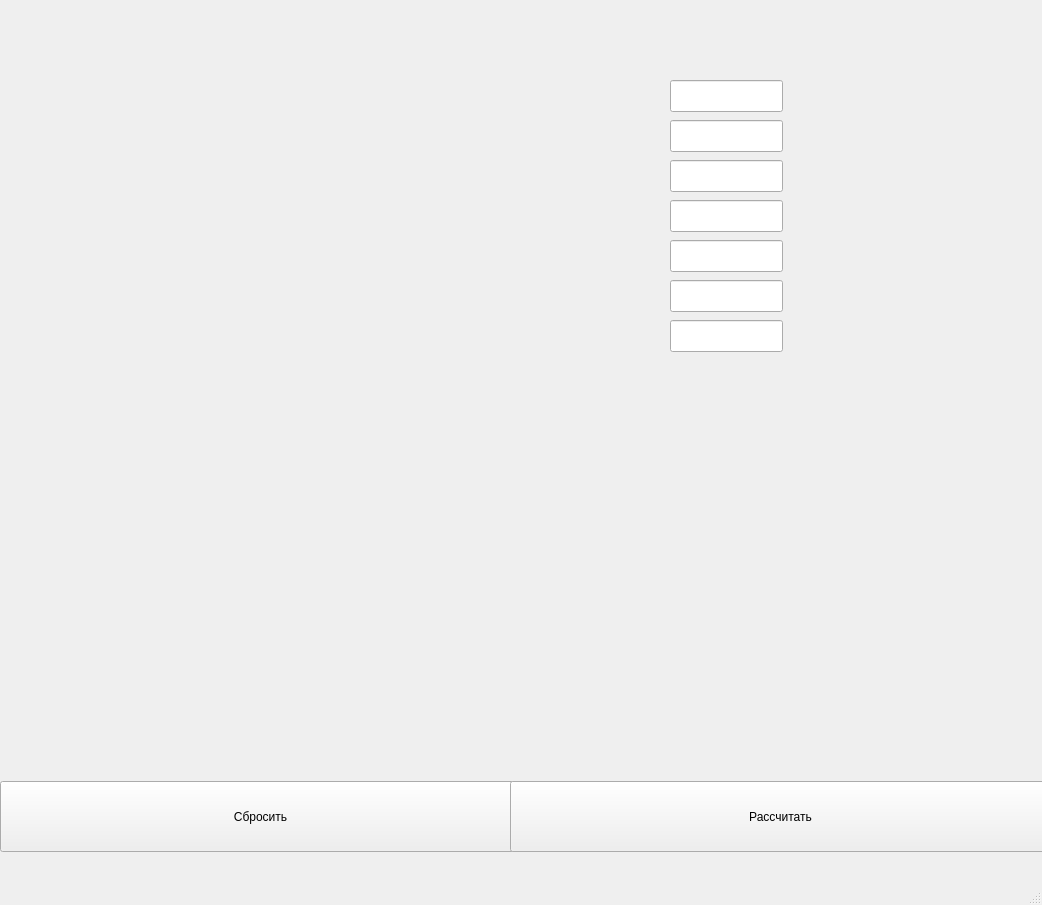
Above: qt/one.ui from prazd/INTEGU before the change. Below: the same form after it.
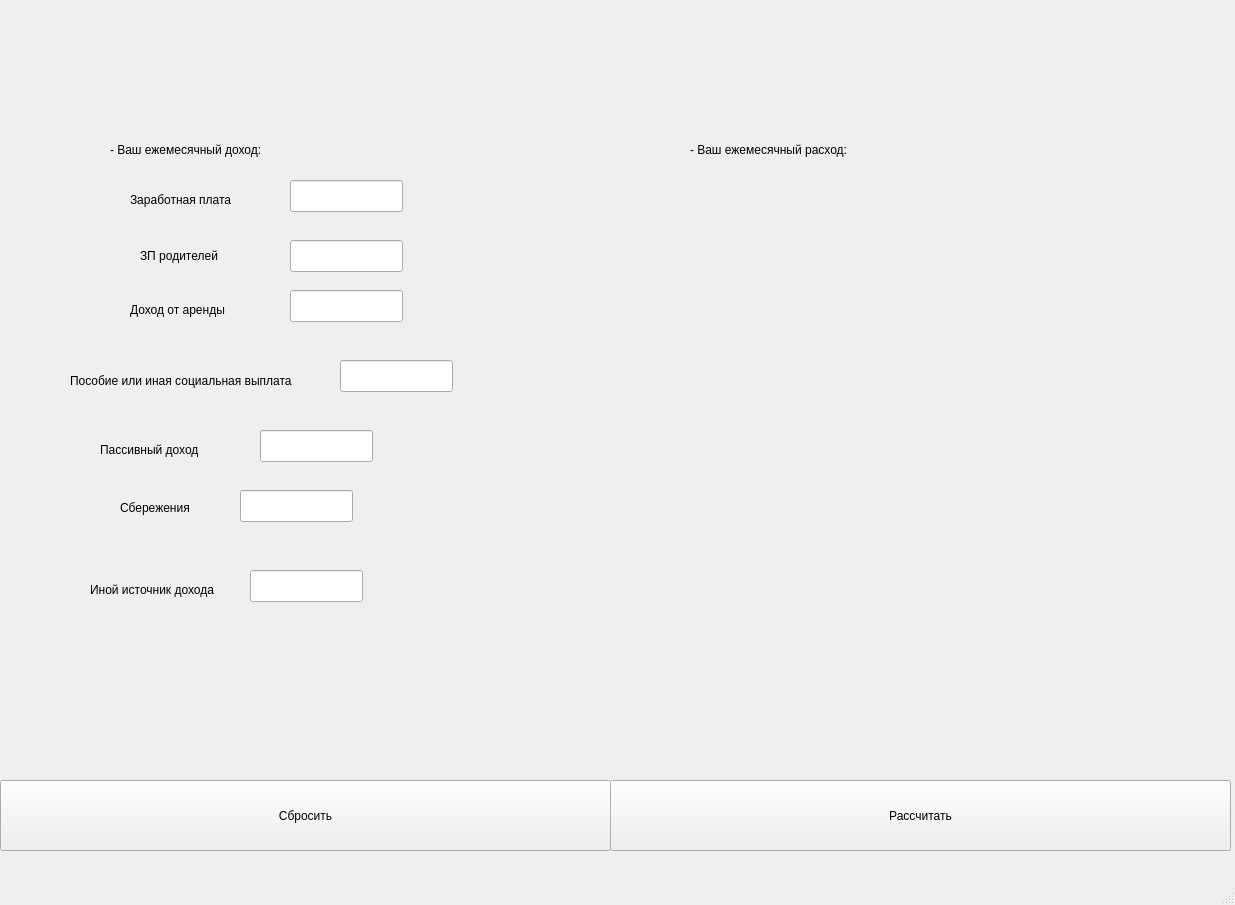
That is the form after the change.

Commit message: qt/income

What changed in the file:
```diff
--- a/qt/one.ui
+++ b/qt/one.ui
@@ -6,7 +6,7 @@
    <rect>
     <x>0</x>
     <y>0</y>
-    <width>1042</width>
+    <width>1235</width>
     <height>905</height>
    </rect>
   </property>
@@ -18,8 +18,8 @@
     <property name="geometry">
      <rect>
       <x>0</x>
-      <y>781</y>
-      <width>521</width>
+      <y>780</y>
+      <width>611</width>
       <height>71</height>
      </rect>
     </property>
@@ -30,9 +30,9 @@
    <widget class="QPushButton" name="pushButton_2">
     <property name="geometry">
      <rect>
-      <x>510</x>
-      <y>781</y>
-      <width>541</width>
+      <x>610</x>
+      <y>780</y>
+      <width>621</width>
       <height>71</height>
      </rect>
     </property>
@@ -40,24 +40,11 @@
      <string>Рассчитать</string>
     </property>
    </widget>
-   <widget class="QLineEdit" name="inpMonthIncome">
-    <property name="geometry">
-     <rect>
-      <x>670</x>
-      <y>80</y>
-      <width>113</width>
-      <height>32</height>
-     </rect>
-    </property>
-    <property name="text">
-     <string/>
-    </property>
-   </widget>
    <widget class="QLineEdit" name="inpWage">
     <property name="geometry">
      <rect>
-      <x>670</x>
-      <y>120</y>
+      <x>290</x>
+      <y>180</y>
       <width>113</width>
       <height>32</height>
      </rect>
@@ -66,11 +53,128 @@
      <string/>
     </property>
    </widget>
+   <widget class="QLabel" name="label">
+    <property name="geometry">
+     <rect>
+      <x>110</x>
+      <y>140</y>
+      <width>331</width>
+      <height>20</height>
+     </rect>
+    </property>
+    <property name="text">
+     <string>- Ваш ежемесячный доход:</string>
+    </property>
+   </widget>
+   <widget class="QLabel" name="label_2">
+    <property name="geometry">
+     <rect>
+      <x>130</x>
+      <y>190</y>
+      <width>121</width>
+      <height>20</height>
+     </rect>
+    </property>
+    <property name="text">
+     <string>Заработная плата</string>
+    </property>
+   </widget>
+   <widget class="QLabel" name="label_3">
+    <property name="geometry">
+     <rect>
+      <x>140</x>
+      <y>240</y>
+      <width>101</width>
+      <height>31</height>
+     </rect>
+    </property>
+    <property name="text">
+     <string>ЗП родителей</string>
+    </property>
+   </widget>
+   <widget class="QLabel" name="label_4">
+    <property name="geometry">
+     <rect>
+      <x>130</x>
+      <y>300</y>
+      <width>121</width>
+      <height>20</height>
+     </rect>
+    </property>
+    <property name="text">
+     <string>Доход от аренды</string>
+    </property>
+   </widget>
+   <widget class="QLabel" name="label_5">
+    <property name="geometry">
+     <rect>
+      <x>70</x>
+      <y>350</y>
+      <width>281</width>
+      <height>61</height>
+     </rect>
+    </property>
+    <property name="text">
+     <string>Пособие или иная социальная выплата</string>
+    </property>
+   </widget>
+   <widget class="QLabel" name="label_6">
+    <property name="geometry">
+     <rect>
+      <x>100</x>
+      <y>440</y>
+      <width>121</width>
+      <height>20</height>
+     </rect>
+    </property>
+    <property name="text">
+     <string>Пассивный доход</string>
+    </property>
+   </widget>
+   <widget class="QLabel" name="label_7">
+    <property name="geometry">
+     <rect>
+      <x>120</x>
+      <y>500</y>
+      <width>91</width>
+      <height>16</height>
+     </rect>
+    </property>
+    <property name="text">
+     <string>Сбережения</string>
+    </property>
+   </widget>
+   <widget class="QLabel" name="label_8">
+    <property name="geometry">
+     <rect>
+      <x>90</x>
+      <y>580</y>
+      <width>161</width>
+      <height>20</height>
+     </rect>
+    </property>
+    <property name="text">
+     <string>Иной источник дохода</string>
+    </property>
+   </widget>
+   <widget class="QLabel" name="label_9">
+    <property name="geometry">
+     <rect>
+      <x>690</x>
+      <y>140</y>
+      <width>331</width>
+      <height>20</height>
+     </rect>
+    </property>
+    <property name="text">
+     <string>- Ваш ежемесячный расход:</string>
+    </property>
+   </widget>
    <widget class="QLineEdit" name="inpParrentWage">
     <property name="geometry">
      <rect>
-      <x>670</x>
-      <y>160</y>
+      <x>290</x>
+      <y>240</y>
       <width>113</width>
       <height>32</height>
      </rect>
@@ -82,8 +186,8 @@
    <widget class="QLineEdit" name="inpRent">
     <property name="geometry">
      <rect>
-      <x>670</x>
-      <y>200</y>
+      <x>290</x>
+      <y>290</y>
       <width>113</width>
       <height>32</height>
      </rect>
@@ -95,21 +199,8 @@
    <widget class="QLineEdit" name="inpAllowance">
     <property name="geometry">
      <rect>
-      <x>670</x>
-      <y>240</y>
-      <width>113</width>
-      <height>32</height>
-     </rect>
-    </property>
-    <property name="text">
-     <string/>
-    </property>
-   </widget>
-   <widget class="QLineEdit" name="inpSaving">
-    <property name="geometry">
-     <rect>
-      <x>670</x>
-      <y>320</y>
+      <x>340</x>
+      <y>360</y>
       <width>113</width>
       <height>32</height>
      </rect>
@@ -121,8 +212,34 @@
    <widget class="QLineEdit" name="inpCashback">
     <property name="geometry">
      <rect>
-      <x>670</x>
-      <y>280</y>
+      <x>260</x>
+      <y>430</y>
+      <width>113</width>
+      <height>32</height>
+     </rect>
+    </property>
+    <property name="text">
+     <string/>
+    </property>
+   </widget>
+   <widget class="QLineEdit" name="inpSaving">
+    <property name="geometry">
+     <rect>
+      <x>240</x>
+      <y>490</y>
+      <width>113</width>
+      <height>32</height>
+     </rect>
+    </property>
+    <property name="text">
+     <string/>
+    </property>
+   </widget>
+   <widget class="QLineEdit" name="anotherIncome">
+    <property name="geometry">
+     <rect>
+      <x>250</x>
+      <y>570</y>
       <width>113</width>
       <height>32</height>
      </rect>
```
Left out of the diff: 2 changed lines with no effect on the pictures. The commit also changes 3 other files.
